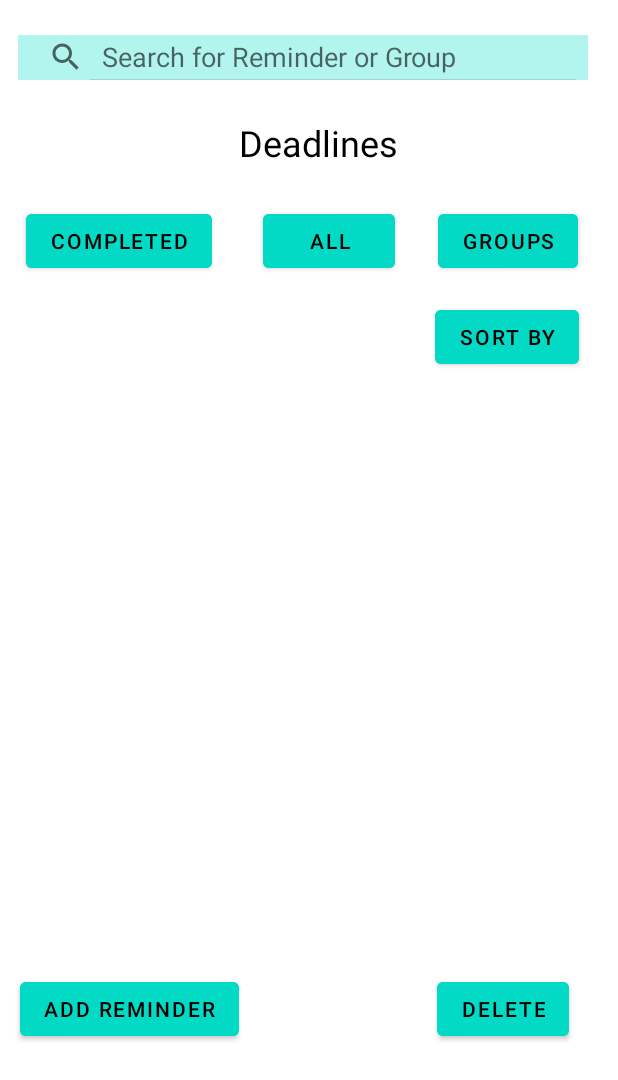
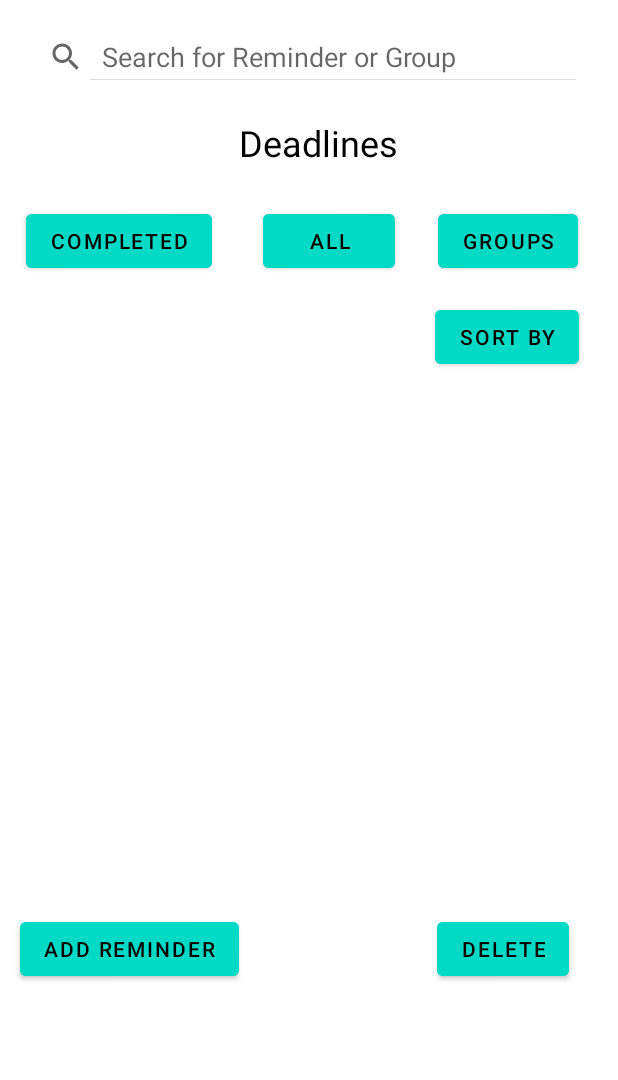
Before and after one commit to gunishkatar/StreamlineLife, an Android app: the fragment DeadlinePage shown on its own in the app's theme, on a phone screen of 412 x 824 dp. Shown: the top 1080 px of the screen. Run offline under Robolectric (Android 15) with nearby library versions, the phone set to English and light mode, and no system bars.

Commit message:
fixing things

```diff
--- a/app/src/main/java/com/example/streamlinelife/AllReminderPage.kt
+++ b/app/src/main/java/com/example/streamlinelife/AllReminderPage.kt
@@ -58,7 +58,7 @@ class AllReminderPage : Fragment() {
 
         //for the sort function
         //taken from the https://www.geeksforgeeks.org/spinner-in-kotlin/
-        val sortbyspinner: Spinner = view.findViewById(R.id.sortbyspinnerid)
+        val sortbyspinner: Spinner = view.findViewById(R.id.sortbyspinneridInAllReminderPage)
         ArrayAdapter.createFromResource(requireContext(),R.array.sortbyspinner,android.R.layout.simple_spinner_item)
             .also {
             adapter -> adapter.setDropDownViewResource(android.R.layout.simple_spinner_dropdown_item)
--- a/app/src/main/java/com/example/streamlinelife/DBSupport.kt
+++ b/app/src/main/java/com/example/streamlinelife/DBSupport.kt
@@ -22,7 +22,6 @@ import java.util.ArrayList
 *
 *
 * */
-
 
 
 class DBSupport(context: Context) : SQLiteOpenHelper(context, DATABASE_NAME, null, DATABASE_VERSION) {
--- a/app/src/main/java/com/example/streamlinelife/MainActivity.kt
+++ b/app/src/main/java/com/example/streamlinelife/MainActivity.kt
@@ -70,7 +70,7 @@ class MainActivity : AppCompatActivity(), NavigationView.OnNavigationItemSelecte
                 Toast.makeText(this, "Completed Reminder Page", Toast.LENGTH_SHORT).show()
             }
             item.itemId.equals(R.id.deadline) -> {
-//                supportFragmentManager.beginTransaction().replace(R.id.fragment_container_view, CreatePage()).commit()
+                supportFragmentManager.beginTransaction().replace(R.id.fragment_container_view, DeadlinePage()).commit()
                 Toast.makeText(this, "Deadline Reminder Page", Toast.LENGTH_SHORT).show()
             }
             item.itemId.equals(R.id.calenderview) -> {
--- a/app/src/main/res/layout/fragment_all_reminder_page.xml
+++ b/app/src/main/res/layout/fragment_all_reminder_page.xml
@@ -35,7 +35,7 @@
         android:layout_marginStart="230dp" />
 
     <Spinner
-        android:id="@+id/sortbyspinnerid"
+        android:id="@+id/sortbyspinneridInAllReminderPage"
         android:layout_width="190dp"
         android:layout_height="30dp"
         android:layout_marginTop="215dp"
@@ -43,6 +43,7 @@
         android:background="@color/teal_200"/>
 
     <ListView
+        android:id="@+id/showallreminderInAllReminderPage"
         android:layout_width="match_parent"
         android:layout_height="match_parent"
         android:layout_marginTop="265dp"
--- a/app/src/main/res/layout/fragment_calender_view.xml
+++ b/app/src/main/res/layout/fragment_calender_view.xml
@@ -7,7 +7,7 @@
     tools:context=".CalenderPage">
 
     <CalendarView
-        android:id="@+id/calender"
+        android:id="@+id/calenderInCalenderView"
         android:layout_width="match_parent"
         android:layout_height="wrap_content"
         android:layout_marginTop="23dp"
@@ -27,6 +27,7 @@
         tools:ignore="MissingConstraints" />
 
     <ListView
+        android:id="@+id/showallreminderInCalenderView"
         android:layout_width="match_parent"
         android:layout_height="match_parent"
         android:layout_marginTop="405dp"
--- a/app/src/main/res/layout/fragment_deadline_page.xml
+++ b/app/src/main/res/layout/fragment_deadline_page.xml
@@ -8,20 +8,19 @@
     tools:context=".DeadlinePage">
 
     <SearchView
-        android:id="@+id/searchDeadlinePage"
+        android:id="@+id/searchDeadlinePageInDeadlinePage"
         android:layout_width="380dp"
         android:layout_height="30dp"
         android:layout_marginTop="23dp"
         android:layout_marginEnd="20dp"
         android:iconifiedByDefault="false"
-        android:background="#4D03DAC5"
         android:queryHint="Search for Reminder or Group"
         app:layout_constraintEnd_toEndOf="parent"
         app:layout_constraintTop_toTopOf="parent"
         tools:ignore="MissingConstraints" />
 
     <TextView
-        android:id="@+id/deadlineNameInCompletedPage"
+        android:id="@+id/deadlineNameInDeadlinePage"
         android:layout_width="wrap_content"
         android:layout_height="wrap_content"
         android:layout_marginStart="12dp"
@@ -30,11 +29,11 @@
         android:textSize="24sp"
         app:layout_constraintEnd_toEndOf="parent"
         app:layout_constraintStart_toStartOf="parent"
-        app:layout_constraintTop_toBottomOf="@+id/searchDeadlinePage"
+        app:layout_constraintTop_toBottomOf="@+id/searchDeadlinePageInDeadlinePage"
         tools:ignore="MissingConstraints" />
 
     <Button
-        android:id="@+id/completedReminder"
+        android:id="@+id/completedReminderInDeadlinePage"
         android:layout_width="wrap_content"
         android:layout_height="wrap_content"
         android:layout_marginStart="8dp"
@@ -42,13 +41,13 @@
         android:layout_marginEnd="10dp"
         android:backgroundTint="@color/teal_200"
         android:text="@string/completed"
-        app:layout_constraintEnd_toStartOf="@+id/allReminder"
+        app:layout_constraintEnd_toStartOf="@+id/allReminderInDeadlinePage"
         app:layout_constraintStart_toStartOf="parent"
-        app:layout_constraintTop_toBottomOf="@+id/deadlineNameInCompletedPage"
+        app:layout_constraintTop_toBottomOf="@+id/deadlineNameInDeadlinePage"
         tools:ignore="MissingConstraints" />
 
     <Button
-        android:id="@+id/allReminder"
+        android:id="@+id/allReminderInDeadlinePage"
         android:layout_width="wrap_content"
         android:layout_height="wrap_content"
         android:layout_marginTop="25dp"
@@ -56,13 +55,13 @@
         android:layout_marginEnd="9dp"
         android:backgroundTint="@color/teal_200"
         android:text="@string/all"
-        app:layout_constraintEnd_toStartOf="@+id/groupsReminder"
-        app:layout_constraintStart_toEndOf="@id/completedReminder"
-        app:layout_constraintTop_toBottomOf="@+id/deadlineNameInCompletedPage"
+        app:layout_constraintEnd_toStartOf="@+id/groupsReminderInDeadlinePage"
+        app:layout_constraintStart_toEndOf="@id/completedReminderInDeadlinePage"
+        app:layout_constraintTop_toBottomOf="@+id/deadlineNameInDeadlinePage"
         tools:ignore="MissingConstraints" />
 
     <Button
-        android:id="@+id/groupsReminder"
+        android:id="@+id/groupsReminderInDeadlinePage"
         android:layout_width="wrap_content"
         android:layout_height="wrap_content"
         android:layout_marginStart="10dp"
@@ -71,13 +70,12 @@
         android:backgroundTint="@color/teal_200"
         android:text="@string/groups"
         app:layout_constraintEnd_toEndOf="parent"
-        app:layout_constraintStart_toEndOf="@id/allReminder"
-        app:layout_constraintTop_toBottomOf="@+id/deadlineNameInCompletedPage"
+        app:layout_constraintStart_toEndOf="@id/allReminderInDeadlinePage"
+        app:layout_constraintTop_toBottomOf="@+id/deadlineNameInDeadlinePage"
         tools:ignore="MissingConstraints" />
 
-
     <Button
-        android:id="@+id/sortBy"
+        android:id="@+id/sortByInDeadlinePage"
         android:layout_width="wrap_content"
         android:layout_height="wrap_content"
         android:layout_marginTop="16dp"
@@ -86,40 +84,46 @@
         app:layout_constraintEnd_toEndOf="parent"
         app:layout_constraintHorizontal_bias="0.917"
         app:layout_constraintStart_toStartOf="parent"
-        app:layout_constraintTop_toBottomOf="@+id/groupsReminder"
+        app:layout_constraintTop_toBottomOf="@+id/groupsReminderInDeadlinePage"
         tools:ignore="MissingConstraints" />
 
     <Button
-        android:id="@+id/addReminder"
+        android:id="@+id/addReminderInDeadlinePage"
         android:layout_width="wrap_content"
         android:layout_height="wrap_content"
         android:backgroundTint="@color/teal_200"
         android:text="@string/add_reminder"
         app:layout_constraintEnd_toEndOf="parent"
         app:layout_constraintHorizontal_bias="0.05"
-        android:layout_marginTop="400dp"
+        android:layout_marginTop="360dp"
         app:layout_constraintStart_toStartOf="parent"
-        app:layout_constraintTop_toBottomOf="@+id/sortBy"
+        app:layout_constraintTop_toBottomOf="@+id/sortByInDeadlinePage"
         tools:ignore="MissingConstraints" />
     <Button
-        android:id="@+id/deleteReminder"
+        android:id="@+id/deleteReminderInDeadlinePage"
         android:layout_width="wrap_content"
         android:layout_height="wrap_content"
         android:backgroundTint="@color/teal_200"
         android:text="@string/delete"
-        android:layout_marginTop="400dp"
+        android:layout_marginTop="360dp"
         app:layout_constraintEnd_toEndOf="parent"
         app:layout_constraintHorizontal_bias="0.9"
         app:layout_constraintStart_toStartOf="parent"
-        app:layout_constraintTop_toBottomOf="@+id/sortBy"
+        app:layout_constraintTop_toBottomOf="@+id/sortByInDeadlinePage"
         tools:ignore="MissingConstraints" />
 
     <ListView
-        android:id="@+id/listViewDeadlines"
+        android:id="@+id/listViewDeadlinesInDeadlinePage"
         android:layout_width="match_parent"
         android:layout_height="match_parent"
-        tools:layout_editor_absoluteX="-66dp"
-        tools:layout_editor_absoluteY="66dp" />
+        android:layout_marginTop="260dp"
+        android:layout_marginBottom="140dp"
+        android:layout_marginStart="10dp"
+        android:layout_marginEnd="10dp"
+        app:layout_constraintTop_toBottomOf="@+id/allReminderInDeadlinePage"
+        app:layout_constraintBottom_toTopOf="@+id/addReminderInDeadlinePage"
+        app:layout_constraintEnd_toEndOf="parent"
+        app:layout_constraintStart_toStartOf="parent" />
 
 
 </androidx.constraintlayout.widget.ConstraintLayout>
```
Also changed, not shown: app/src/main/res/layout/fragment_home_page.xml (+19 -18 lines).
